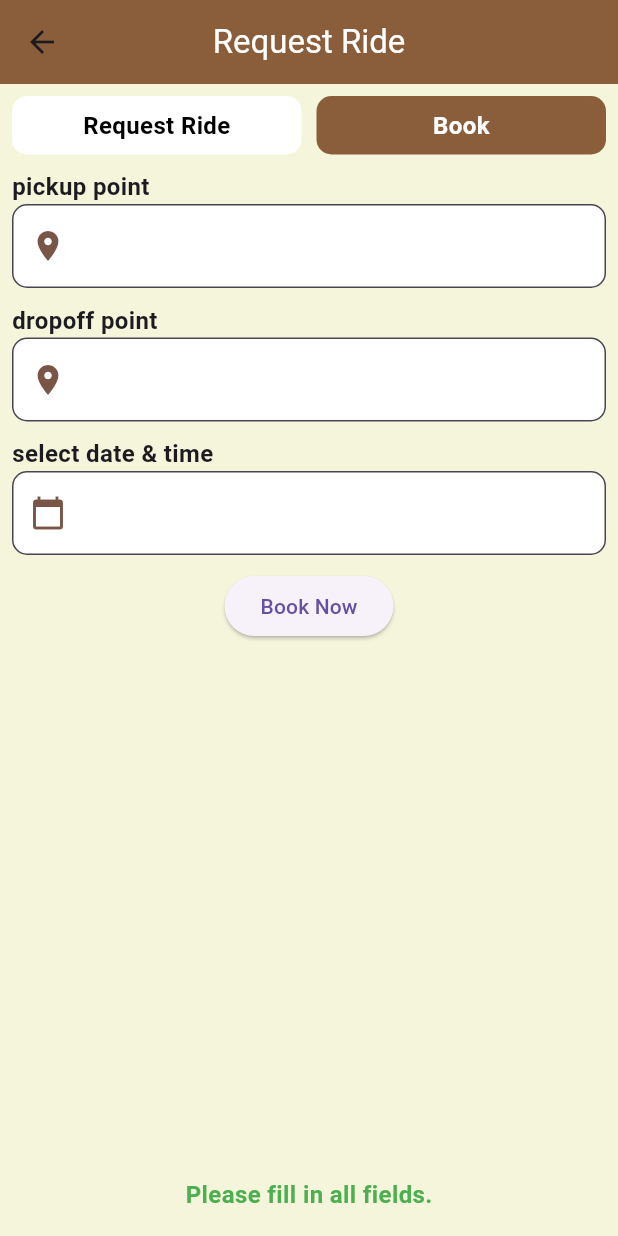
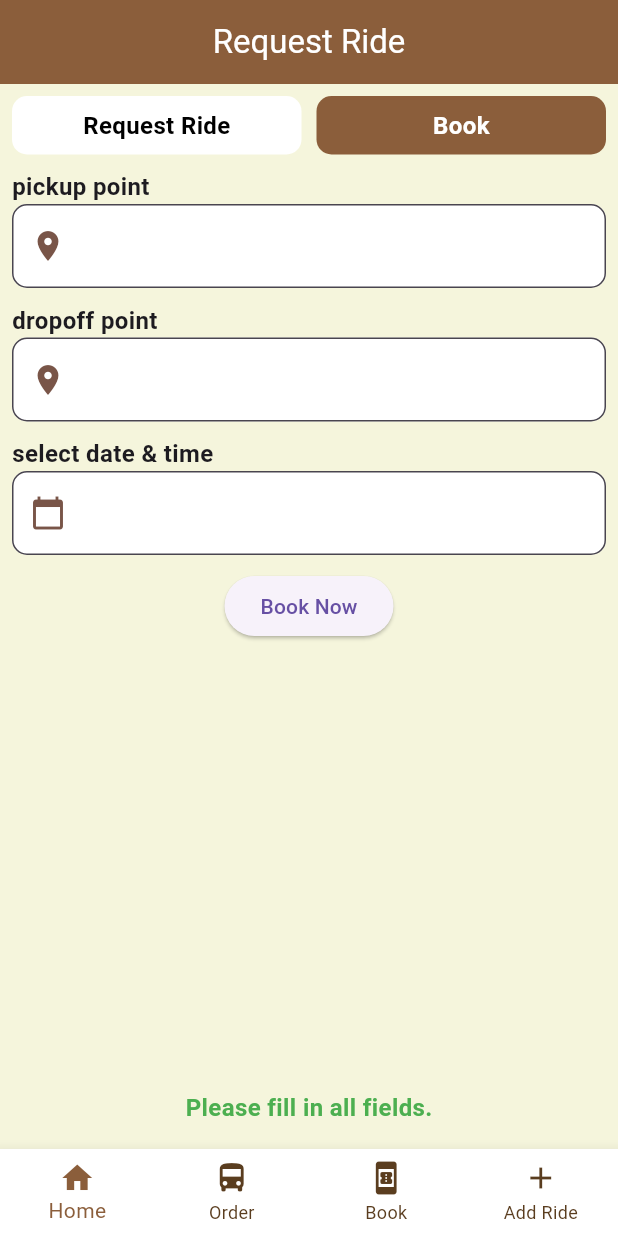
Before and after one commit to bsc-com-0320/public_transport_tracker, a Flutter app: the OrderPage screen opened by its route, after a tap on "Book", after a tap on "Book Now", on a phone screen of 412 x 824 dp. Run offline on Flutter 3.47's test engine with Material 3 defaults, Android fonts, the phone set to English and light mode, and no system bars; our stand-ins replace flutter_map, geocoding, google_maps_flutter, latlong2, supabase_flutter; accounts and stored records are empty.

Commit message:
Updating bottomnav bar & removing top left button

```diff
--- a/lib/BookPage.dart
+++ b/lib/BookPage.dart
@@ -120,6 +120,7 @@ class _BookPageState extends State<BookPage> {
     return Scaffold(
       backgroundColor: Color(0xFFF5F5DC),
       appBar: AppBar(
+        automaticallyImplyLeading: false,
         backgroundColor: Color(0xFF8B5E3B),
         title: Text("Book a Ride", style: TextStyle(color: Colors.white)),
         centerTitle: true,
--- a/lib/Homepage.dart
+++ b/lib/Homepage.dart
@@ -31,6 +31,7 @@ class _HomePageState extends State<HomePage> {
     return Scaffold(
       backgroundColor: Color(0xFFF5F5DC),
       appBar: AppBar(
+        automaticallyImplyLeading: false,
         backgroundColor: Color(0xFF8B5E3B),
         title: Text("Transport Tracker", style: TextStyle(color: Colors.white)),
         actions: [
--- a/lib/OrderPage.dart
+++ b/lib/OrderPage.dart
@@ -5,7 +5,6 @@ import 'package:latlong2/latlong.dart';
 import 'package:intl/intl.dart';
 import 'package:supabase_flutter/supabase_flutter.dart';
 import 'package:http/http.dart' as http;
-
 
 class OrderPage extends StatefulWidget {
   @override
@@ -19,8 +18,27 @@ class _OrderPageState extends State<OrderPage> {
   DateTime? selectedDateTime;
   bool isOrderActive = true;
   String confirmationMessage = "";
+  int _selectedIndex = 1;
 
   final SupabaseClient supabase = Supabase.instance.client;
+
+  void _onItemTapped(int index) {
+    setState(() => _selectedIndex = index);
+    switch (index) {
+      case 0:
+        Navigator.pushNamed(context, '/home');
+        break;
+      case 1:
+        // Already on OrderPage
+        break;
+      case 2:
+        Navigator.pushNamed(context, '/book');
+        break;
+      case 3:
+        Navigator.pushNamed(context, '/addRide');
+        break;
+    }
+  }
 
   void _selectPickup() async {
     final LatLng? result = await Navigator.pushNamed(context, '/map') as LatLng?;
@@ -75,7 +93,6 @@ class _OrderPageState extends State<OrderPage> {
       'type': isOrderActive ? 'order' : 'book',
     };
 
-    // Show loading dialog
     showDialog(
       context: context,
       barrierDismissible: false,
@@ -84,16 +101,14 @@ class _OrderPageState extends State<OrderPage> {
 
     try {
       await supabase.from('request_ride').insert(rideData);
-
-      // Wait 2 seconds before navigating
       await Future.delayed(Duration(seconds: 2));
 
       if (mounted) {
-        Navigator.pop(context); // Close the loading dialog
-        Navigator.pushNamed(context, '/accounts'); // Navigate to accounts page
+        Navigator.pop(context);
+        Navigator.pushNamed(context, '/accounts');
       }
     } catch (e) {
-      Navigator.pop(context); // Close loading on error
+      Navigator.pop(context);
       print("Supabase Error: $e");
       setState(() => confirmationMessage = "Error confirming ride. Try again.");
     }
@@ -104,6 +119,7 @@ class _OrderPageState extends State<OrderPage> {
     return Scaffold(
       backgroundColor: Color(0xFFF5F5DC),
       appBar: AppBar(
+        automaticallyImplyLeading: false,
         backgroundColor: Color(0xFF8B5E3B),
         title: Text("Request Ride", style: TextStyle(color: Colors.white)),
         centerTitle: true,
@@ -130,6 +146,20 @@ class _OrderPageState extends State<OrderPage> {
               ),
           ],
         ),
+      ),
+      bottomNavigationBar: BottomNavigationBar(
+        backgroundColor: Colors.white,
+        selectedItemColor: Color(0xFF8B5E3B),
+        unselectedItemColor: Color(0xFF5A3D1F),
+        currentIndex: _selectedIndex,
+        onTap: _onItemTapped,
+        type: BottomNavigationBarType.fixed,
+        items: [
+          BottomNavigationBarItem(icon: Icon(Icons.home), label: "Home"),
+          BottomNavigationBarItem(icon: Icon(Icons.directions_bus), label: "Order"),
+          BottomNavigationBarItem(icon: Icon(Icons.book_online), label: "Book"),
+          BottomNavigationBarItem(icon: Icon(Icons.add), label: "Add Ride"),
+        ],
       ),
     );
   }
--- a/lib/RidesPage.dart
+++ b/lib/RidesPage.dart
@@ -6,6 +6,7 @@ class RidesPage extends StatelessWidget {
     return Scaffold(
       backgroundColor: Color(0xFF5A3D1F), // Brown background
       appBar: AppBar(
+        automaticallyImplyLeading: false,
         backgroundColor: Color(0xFF5A3D1F),
         title: Text("Add Service",
             style: TextStyle(color: Colors.white, fontWeight: FontWeight.bold)),
```
